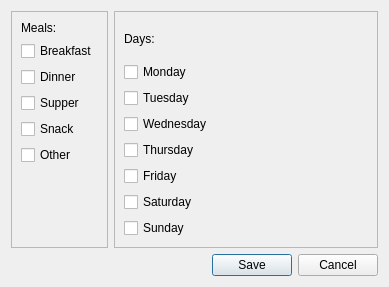
First picture: the form in Ui_Files/SettingsDialog.ui, repository mfiejtek/MealGambler, before the edit.
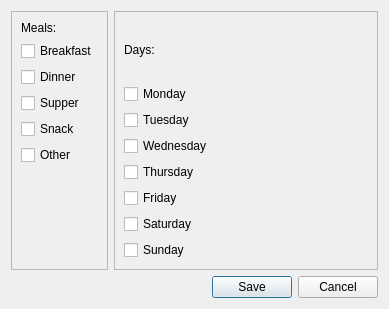
Second picture: the form after the edit.

```diff
--- a/Ui_Files/SettingsDialog.ui
+++ b/Ui_Files/SettingsDialog.ui
@@ -7,7 +7,7 @@
     <x>0</x>
     <y>0</y>
     <width>389</width>
-    <height>287</height>
+    <height>309</height>
    </rect>
   </property>
   <property name="windowTitle">
```
Left out of the diff: 19 changed lines with no effect on the pictures.
